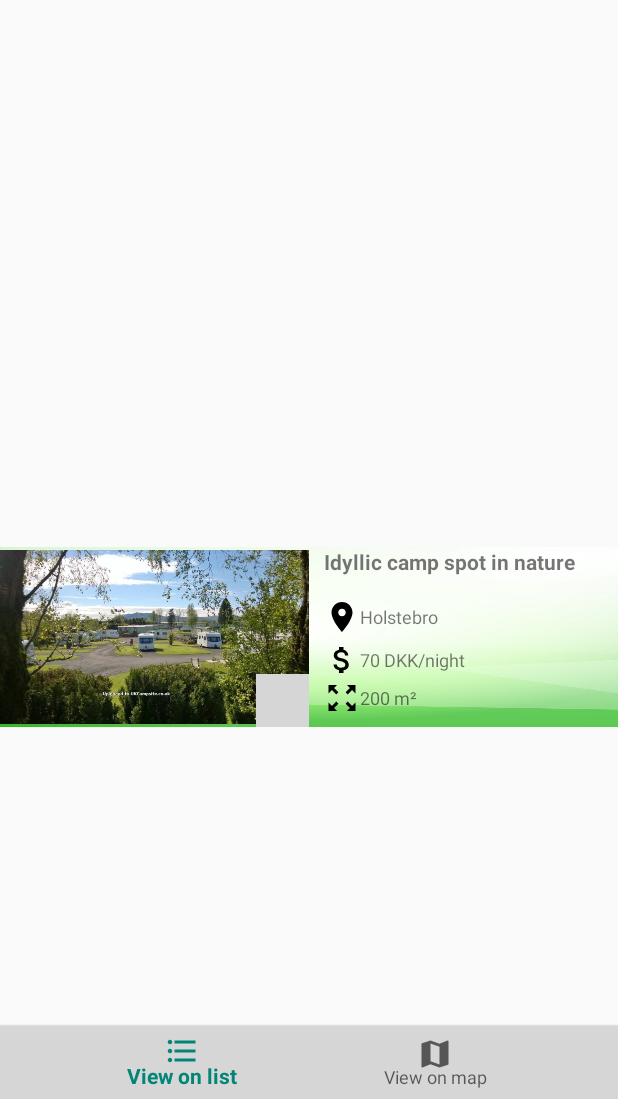
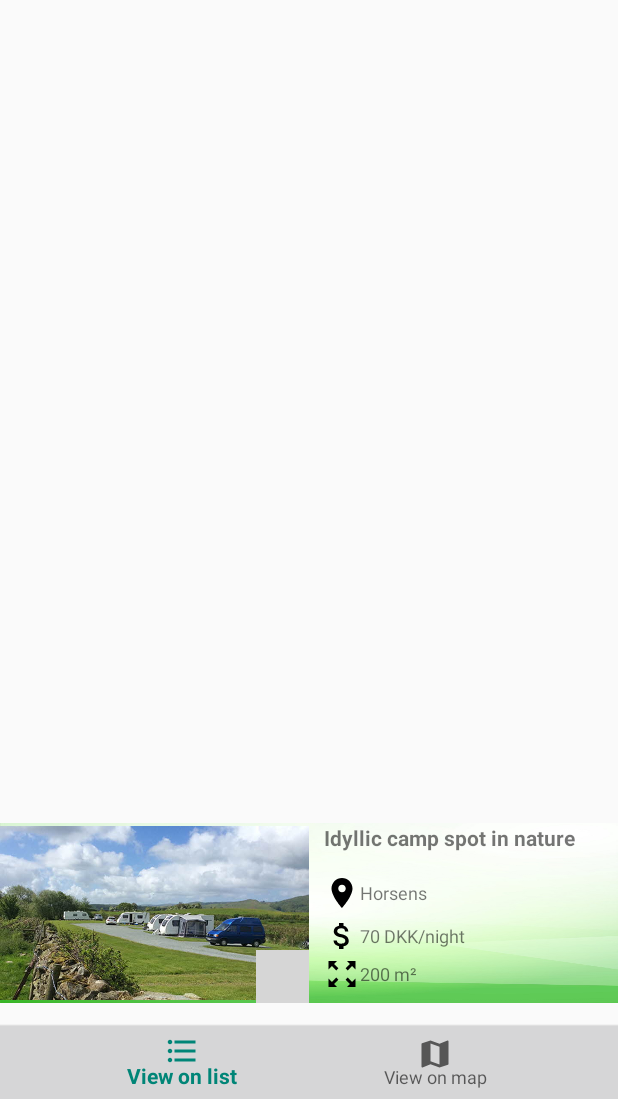
Before and after one commit to TharsikaPS20/CampoGrande, an Android app: the DiscoverMapView screen opened directly, with no data from a screen before it, on a phone screen of 412 x 824 dp, the part 137-1236 px from its top. Run offline under Robolectric (Android 15) with nearby library versions, the phone set to English and light mode, and no system bars; our stand-ins replace CircleImageView; grey boxes are pictures that could not be loaded.

Commit message:
Changes to mapactivity

```diff
--- a/app/src/main/java/com/example/campogrande/DiscoverMapFragment.java
+++ b/app/src/main/java/com/example/campogrande/DiscoverMapFragment.java
@@ -39,9 +39,5 @@ public class DiscoverMapFragment extends FragmentActivity implements OnMapReadyC
     public void onMapReady(GoogleMap googleMap) {
         mMap = googleMap;
 
-        // Add a marker in Sydney and move the camera
-        LatLng sydney = new LatLng(-34, 151);
-        mMap.addMarker(new MarkerOptions().position(sydney).title("Marker in Sydney"));
-        mMap.moveCamera(CameraUpdateFactory.newLatLng(sydney));
     }
 }
--- a/app/src/main/java/com/example/campogrande/HostListings.java
+++ b/app/src/main/java/com/example/campogrande/HostListings.java
@@ -59,7 +59,7 @@ public class HostListings extends AppCompatActivity {
                             propertyViewHolder.txtPropertyName.setText(properties.getPropertyName());
                             propertyViewHolder.txtPropertyDescription.setText(properties.getDescription());
                             propertyViewHolder.txtPropertyPrice.setText("Price: " + properties.getPrice() + " DKK");
-                            propertyViewHolder.txtPropertySize.setText("Size: " + properties.getSize() + " m2");
+                            propertyViewHolder.txtPropertySize.setText("Size: " + properties.getSize() + " m²");
                             Picasso.get().load(properties.getImageUrl()).into(propertyViewHolder.imgPropertyImage);
                         }
 
--- a/app/src/main/java/com/example/campogrande/HostReviews.java
+++ b/app/src/main/java/com/example/campogrande/HostReviews.java
@@ -36,10 +36,7 @@ public class HostReviews extends AppCompatActivity {
 
                         Intent i = new Intent(HostReviews.this, Host.class);
                         startActivity(i);
-
-
                 }
-
 
                 return false;
             }
--- a/app/src/main/java/com/example/campogrande/ReservationsPrev.java
+++ b/app/src/main/java/com/example/campogrande/ReservationsPrev.java
@@ -21,7 +21,7 @@ public class ReservationsPrev extends AppCompatActivity {
         BottomNavigationView bottomNavigationView = (BottomNavigationView) findViewById(R.id.bottomNavView_Bar2);
         BottomNavigationViewHelper.disableShiftMode(bottomNavigationView);
         Menu menu = bottomNavigationView.getMenu();
-        MenuItem menuItem = menu.getItem(0);
+        MenuItem menuItem = menu.getItem(1);
         menuItem.setChecked(true);
 
         bottomNavigationView.setOnNavigationItemSelectedListener(new BottomNavigationView.OnNavigationItemSelectedListener() {
--- a/app/src/main/res/layout/activity_discover_map_view.xml
+++ b/app/src/main/res/layout/activity_discover_map_view.xml
@@ -8,14 +8,23 @@
 
     <LinearLayout
         android:layout_width="match_parent"
-        android:layout_height="wrap_content"
+        android:layout_height="match_parent"
+        android:weightSum="12"
         android:orientation="vertical">
+
+    <LinearLayout
+        android:layout_width="match_parent"
+        android:layout_height="0dp"
+        android:orientation="vertical"
+        android:layout_weight="11"
+        android:weightSum="12">
 
     <fragment
         android:id="@+id/map"
         android:name="com.google.android.gms.maps.SupportMapFragment"
         android:layout_width="match_parent"
-        android:layout_height="400dp"
+        android:layout_height="0dp"
+        android:layout_weight="12"
         tools:context=".Controller.Item">
 
     <LinearLayout
@@ -54,6 +63,7 @@
         android:layout_width="match_parent"
         android:layout_height="120dp"
         android:orientation="horizontal"
+        android:layout_weight="1"
         android:weightSum="6"
         android:layout_gravity="center_horizontal"
         android:background="@drawable/background2">
@@ -66,7 +76,7 @@
             android:id="@+id/caravanmap"
             android:layout_width="match_parent"
             android:layout_height="match_parent"
-            android:src="@drawable/caravanground4"/>
+            android:src="@drawable/caravanground3"/>
 
         <de.hdodenhof.circleimageview.CircleImageView
             android:layout_width="35dp"
@@ -93,7 +103,7 @@
                 android:layout_width="match_parent"
                 android:layout_height="0dp"
                 android:layout_weight="0.7"
-                android:text="Holstebro"
+                android:text="Horsens"
                 android:textSize="12sp"
                 android:layout_marginStart="10dp"
                 android:drawableStart="@drawable/ic_listings"
@@ -132,7 +142,8 @@
     <RelativeLayout
         android:id="@+id/bnv"
         android:layout_width="match_parent"
-        android:layout_height="match_parent">
+        android:layout_height="0dp"
+        android:layout_weight="1">
 
 
         <RelativeLayout
@@ -153,4 +164,5 @@
             </com.google.android.material.bottomnavigation.BottomNavigationView>
         </RelativeLayout>
     </RelativeLayout>
+    </LinearLayout>
 </androidx.coordinatorlayout.widget.CoordinatorLayout>
--- a/app/src/main/res/layout/activity_host_reviews.xml
+++ b/app/src/main/res/layout/activity_host_reviews.xml
@@ -236,9 +236,9 @@
             <com.google.android.material.bottomnavigation.BottomNavigationView
                 android:layout_width="match_parent"
                 android:layout_height="match_parent"
-                android:id="@+id/bottomNavView_Bar2"
+                android:id="@+id/bottomNavView_Bar1"
                 android:background="@drawable/white_grey_border_top"
-                app:menu="@menu/bottom_navigation_menu3">
+                app:menu="@menu/bottom_navigation_menu2">
 
 
             </com.google.android.material.bottomnavigation.BottomNavigationView>
```
Also changed, not shown: app/src/main/java/com/example/campogrande/DiscoverMapView.java (+20 -5 lines).
